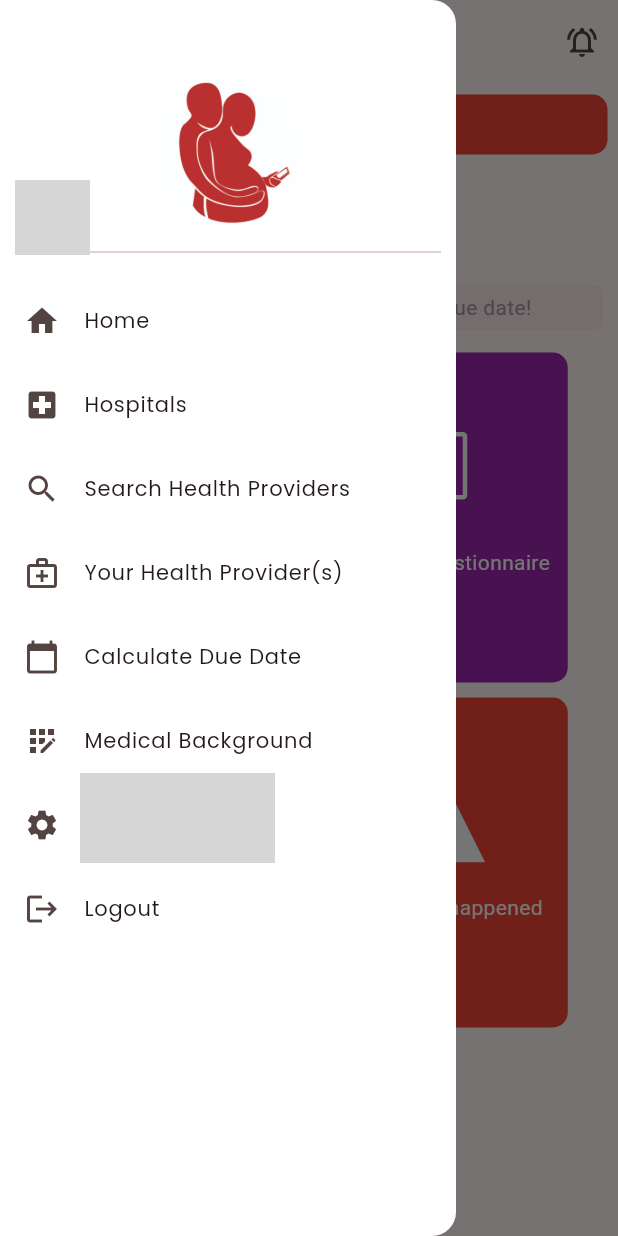
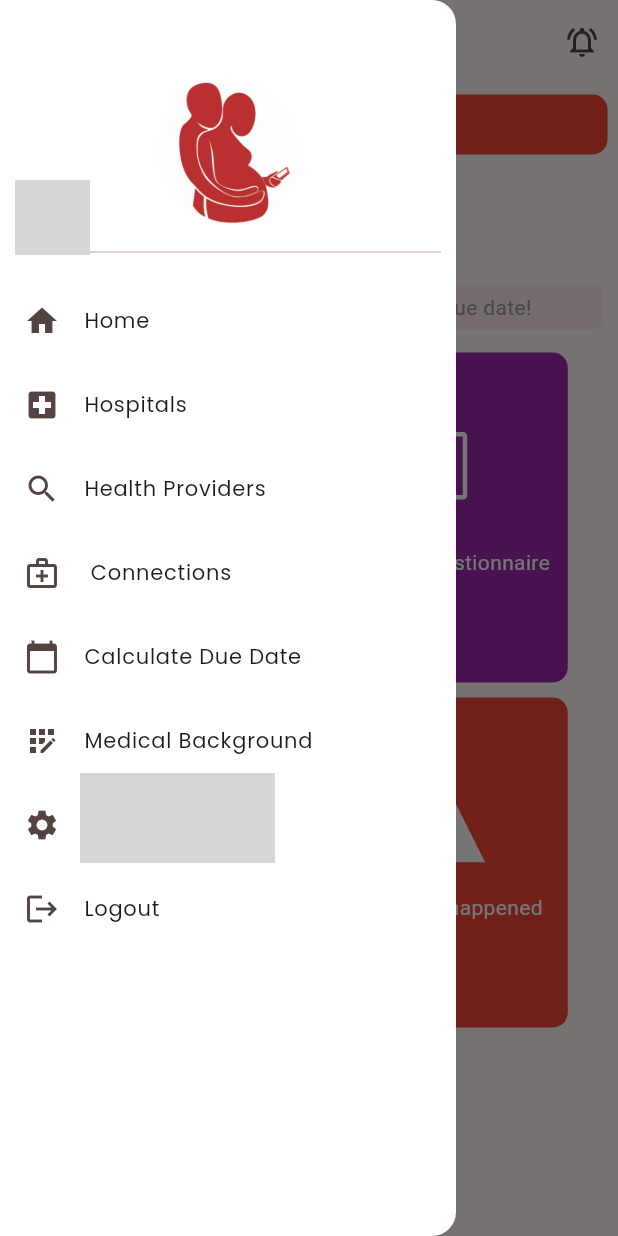
Before and after one commit to SahfaNigeria/JamboMamaNigeria2, a Flutter app: the HomePage screen opened by its route, with the side drawer open, on a phone screen of 412 x 824 dp. Run offline on Flutter 3.47's test engine with Material 3 defaults, Android fonts, the phone set to English and light mode, and no system bars; our stand-ins replace cached_network_image, cloud_firestore, firebase_auth, firebase_core, firebase_storage, flutter_easyloading and 2 more; missing offline and left inert: country_state_city_picker, firebase_ui_auth; accounts and stored records are empty; network calls fail; project files that could hold a hidden picture were left out; grey boxes are pictures that could not be loaded.

Commit message:
First Instance to be sent to Laetitia, Still many things to do, there was a memory leak error message about location. Again, many things to do

```diff
--- a/lib/components/drawer.dart
+++ b/lib/components/drawer.dart
@@ -104,7 +104,7 @@ class _HomeDrawerState extends State<HomeDrawer> {
                         ProfessionalsList(location: userLocation ?? '')),
               );
             },
-            text: "Search Health Providers",
+            text: "Health Providers",
           ),
           DrawerTiles(
             icon: Icons.medical_services_outlined,
@@ -116,7 +116,7 @@ class _HomeDrawerState extends State<HomeDrawer> {
                 ),
               );
             },
-            text: "Your Health Provider(s)",
+            text: " Connections",
           ),
 
           DrawerTiles(
--- a/lib/views/mothers/home.dart
+++ b/lib/views/mothers/home.dart
@@ -187,13 +187,13 @@ class _HomePageState extends State<HomePage> {
                   borderRadius: BorderRadius.circular(10),
                 ),
                 child: HomeComponents(
-                  text: 'Vital Infon Update',
+                  text: 'Vital Info. Update',
                   icon: 'assets/svgs/doctor-svgrepo-com.svg',
                   onTap: () {
-                    Navigator.push(
-                      context,
-                      MaterialPageRoute(builder: (context) => const You()),
-                    );
+                    // Navigator.push(
+                    //   context,
+                    //   MaterialPageRoute(builder: (context) => const You()),
+                    // );
                   },
                 ),
               ),
```
Also changed, not shown: lib/views/mothers/match.dart (+9 -4 lines), 13 other files.
